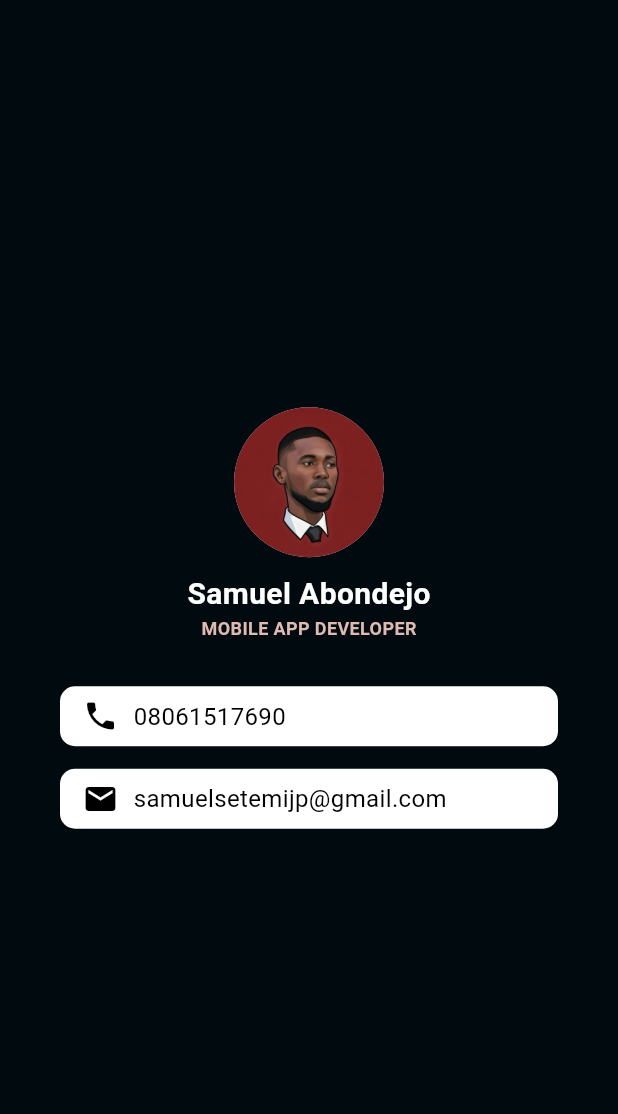
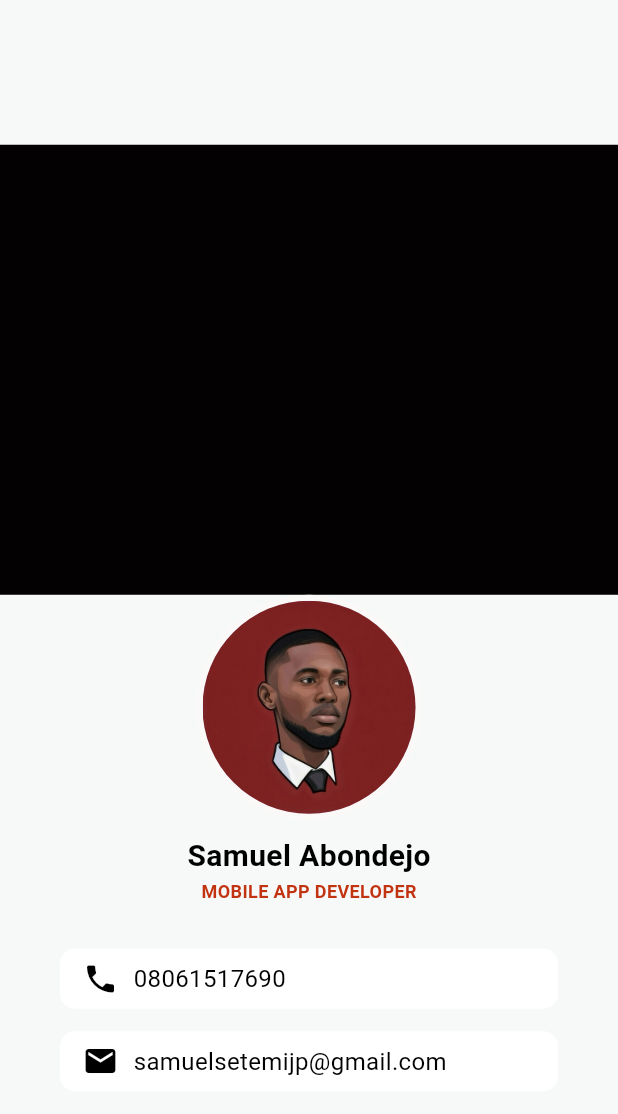
Before and after one commit to Embeddedchief/micard_mobile-screen, a Flutter app: the screen it shows after launch, on a phone screen of 412 x 824 dp. Shown: the top 1114 px of the screen. Run offline on Flutter 3.47's test engine with Material 3 defaults, Android fonts, the phone set to English and light mode, and no system bars; Roboto replaces fonts that are missing (Pacifico).

Commit message:
#mi card turned to portfolio

```diff
--- a/lib/main.dart
+++ b/lib/main.dart
@@ -13,15 +13,33 @@ class MyApp extends StatelessWidget {
     return MaterialApp(
       debugShowCheckedModeBanner: false,
       home: Scaffold(
-        backgroundColor: const Color.fromARGB(255, 0, 10, 15),
+        backgroundColor: const Color.fromARGB(255, 247, 249, 249),
         body: Center(
           child: Column(
             crossAxisAlignment: CrossAxisAlignment.center,
             mainAxisAlignment: MainAxisAlignment.center,
             children: [
-              CircleAvatar(
-                radius: 50.0,
-                backgroundImage: AssetImage('assets/images/profile.png'),
+              Container(
+                height: 300,
+                width: double.infinity,
+                decoration: BoxDecoration(
+                  color: const Color.fromARGB(255, 3, 1, 1),
+                ),
+              ),
+              Container(
+                width: 150,
+                height: 150,
+                decoration: BoxDecoration(
+                  shape: BoxShape.circle,
+                  border: Border.all(
+                    color: const Color.fromARGB(255, 250, 249, 248),
+                    width: 4.0,
+                  ),
+                ),
+                child: CircleAvatar(
+                  radius: 50.0,
+                  backgroundImage: AssetImage('assets/images/profile.png'),
+                ),
               ),
 
               SizedBox(height: 10),
@@ -31,7 +49,7 @@ class MyApp extends StatelessWidget {
                 style: TextStyle(
                   fontFamily: 'Pacifico',
                   fontSize: 20.0,
-                  color: Colors.white,
+                  color: const Color.fromARGB(255, 0, 0, 0),
                   fontWeight: FontWeight.bold,
                 ),
               ),
@@ -39,7 +57,7 @@ class MyApp extends StatelessWidget {
                 'MOBILE APP DEVELOPER',
                 style: TextStyle(
                   fontFamily: 'Pacifico',
-                  color: const Color.fromARGB(255, 223, 186, 178),
+                  color: const Color.fromARGB(255, 194, 51, 18),
                   fontSize: 12.0,
                   fontWeight: FontWeight.bold,
                 ),
```
